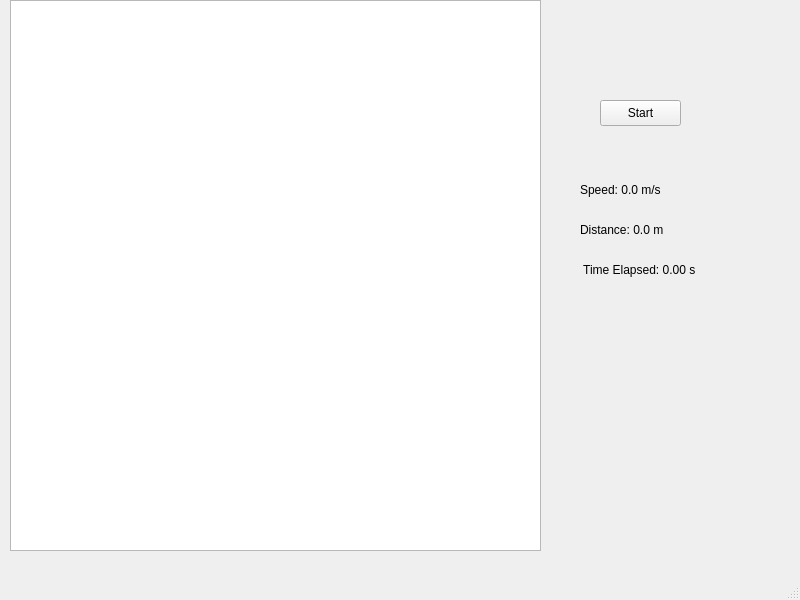
Before: the Qt Designer form MainWindow.ui in MSerhatMutlu/SimulationPlatform, drawn with Qt 5.
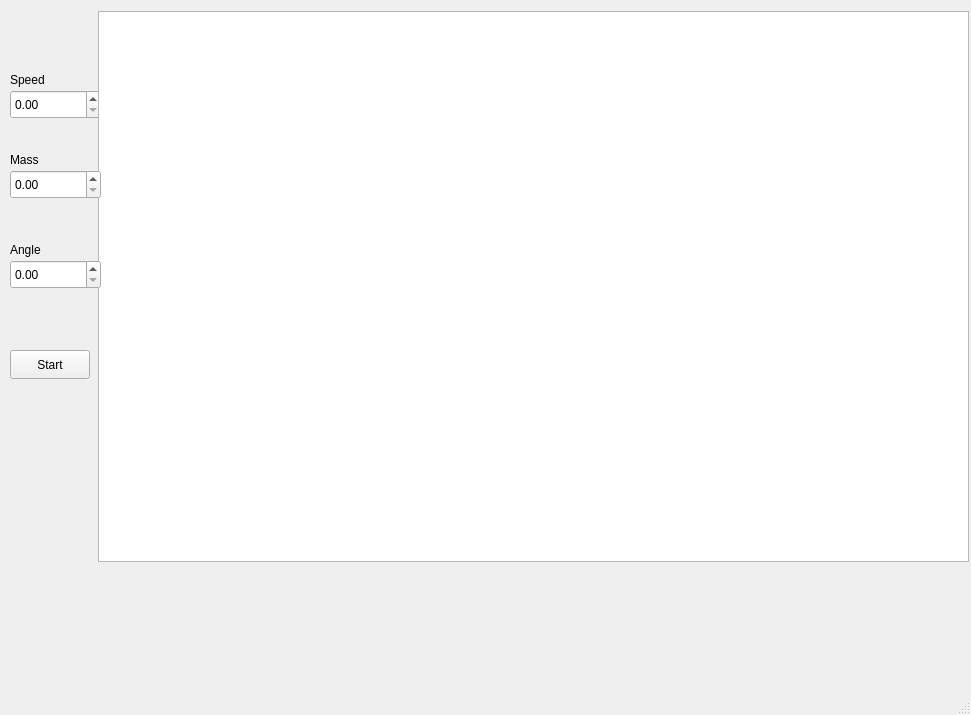
After: the same form once the commit is applied.

Commit message: feat: connect SimulationWorker to main UI with dymanic inputs

```diff
--- a/MainWindow.ui
+++ b/MainWindow.ui
@@ -6,76 +6,119 @@
    <rect>
     <x>0</x>
     <y>0</y>
-    <width>800</width>
-    <height>600</height>
+    <width>971</width>
+    <height>715</height>
    </rect>
   </property>
   <property name="windowTitle">
    <string>MainWindow</string>
   </property>
   <widget class="QWidget" name="centralwidget">
-   <widget class="QPushButton" name="btnStart">
+   <widget class="QDoubleSpinBox" name="FirstSpeed">
     <property name="geometry">
      <rect>
-      <x>600</x>
-      <y>100</y>
-      <width>81</width>
-      <height>26</height>
+      <x>10</x>
+      <y>90</y>
+      <width>91</width>
+      <height>29</height>
      </rect>
-    </property>
-    <property name="text">
-     <string>Start</string>
-    </property>
-   </widget>
-   <widget class="QLabel" name="lblSpeed">
-    <property name="geometry">
-     <rect>
-      <x>580</x>
-      <y>180</y>
-      <width>121</width>
-      <height>20</height>
-     </rect>
-    </property>
-    <property name="text">
-     <string>Speed: 0.0 m/s</string>
-    </property>
-   </widget>
-   <widget class="QLabel" name="lblDistance">
-    <property name="geometry">
-     <rect>
-      <x>580</x>
-      <y>220</y>
-      <width>131</width>
-      <height>20</height>
-     </rect>
-    </property>
-    <property name="text">
-     <string>Distance: 0.0 m</string>
-    </property>
-   </widget>
-   <widget class="QLabel" name="lblTime">
-    <property name="geometry">
-     <rect>
-      <x>580</x>
-      <y>260</y>
-      <width>141</width>
-      <height>20</height>
-     </rect>
-    </property>
-    <property name="text">
-     <string> Time Elapsed: 0.00 s</string>
     </property>
    </widget>
    <widget class="QGraphicsView" name="plotWidget">
     <property name="geometry">
      <rect>
-      <x>10</x>
-      <y>0</y>
-      <width>531</width>
+      <x>98</x>
+      <y>11</y>
+      <width>871</width>
       <height>551</height>
      </rect>
     </property>
    </widget>
+   <widget class="QDoubleSpinBox" name="Mass">
+    <property name="geometry">
+     <rect>
+      <x>10</x>
+      <y>170</y>
+      <width>91</width>
+      <height>29</height>
+     </rect>
+    </property>
+   </widget>
+   <widget class="QDoubleSpinBox" name="Angle">
+    <property name="geometry">
+     <rect>
+      <x>10</x>
+      <y>260</y>
+      <width>91</width>
+      <height>29</height>
+     </rect>
+    </property>
+   </widget>
+   <widget class="QPushButton" name="btnStart">
+    <property name="geometry">
+     <rect>
+      <x>10</x>
+      <y>350</y>
+      <width>80</width>
+      <height>29</height>
+     </rect>
+    </property>
+    <property name="text">
+     <string>Start</string>
+    </property>
+   </widget>
+   <widget class="QLabel" name="cameraLabel">
+    <property name="geometry">
+     <rect>
+      <x>730</x>
+      <y>480</y>
+      <width>231</width>
+      <height>201</height>
+     </rect>
+    </property>
+    <property name="text">
+     <string/>
+    </property>
+   </widget>
+   <widget class="QLabel" name="label">
+    <property name="geometry">
+     <rect>
+      <x>10</x>
+      <y>70</y>
+      <width>63</width>
+      <height>20</height>
+     </rect>
+    </property>
+    <property name="text">
+     <string>Speed</string>
+    </property>
+   </widget>
+   <widget class="QLabel" name="label_2">
+    <property name="geometry">
+     <rect>
+      <x>10</x>
+      <y>150</y>
+      <width>63</width>
+      <height>20</height>
+     </rect>
+    </property>
+    <property name="text">
+     <string>Mass</string>
+    </property>
+   </widget>
+   <widget class="QLabel" name="label_3">
+    <property name="geometry">
+     <rect>
+      <x>10</x>
+      <y>240</y>
+      <width>63</width>
+      <height>20</height>
+     </rect>
+    </property>
+    <property name="text">
+     <string>Angle</string>
+    </property>
+   </widget>
   </widget>
   <widget class="QMenuBar" name="menubar">
    <property name="geometry">
```
Left out of the diff: 2 changed lines with no effect on the pictures. The commit also changes 6 other files.
